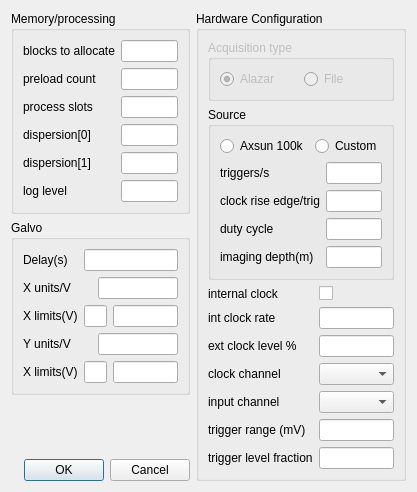
First picture: the form in VtxEngineParamsDialog.ui, repository djsperka/vortup, before the edit.
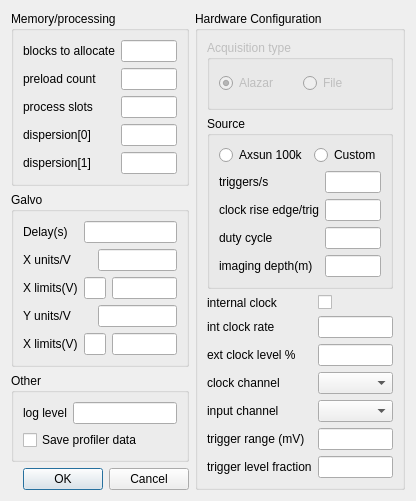
Second picture: the form after the edit.

Commit message: Can save either ascans or spectra. Attempts to save everything, and buffer underflow occurs when saving spectra. Add checkbox for saving profiler data to "Etc" dialog.

What changed in the file:
```diff
--- a/VtxEngineParamsDialog.ui
+++ b/VtxEngineParamsDialog.ui
@@ -6,8 +6,8 @@
    <rect>
     <x>0</x>
     <y>0</y>
-    <width>417</width>
-    <height>467</height>
+    <width>416</width>
+    <height>457</height>
    </rect>
   </property>
   <property name="windowTitle">
@@ -62,9 +62,6 @@
         <item row="3" column="1">
          <widget class="QLineEdit" name="lineEditDispersion0"/>
         </item>
-        <item row="4" column="1">
-         <widget class="QLineEdit" name="lineEditDispersion1"/>
-        </item>
         <item row="4" column="0">
          <widget class="QLabel" name="label_27">
           <property name="text">
@@ -72,15 +69,8 @@
           </property>
          </widget>
         </item>
-        <item row="5" column="0">
-         <widget class="QLabel" name="label_28">
-          <property name="text">
-           <string>log level</string>
-          </property>
-         </widget>
-        </item>
-        <item row="5" column="1">
-         <widget class="QLineEdit" name="lineEditLogLevel"/>
+        <item row="4" column="1">
+         <widget class="QLineEdit" name="lineEditDispersion1"/>
         </item>
        </layout>
       </widget>
@@ -158,6 +148,32 @@
        </layout>
       </widget>
      </item>
+     <item>
+      <widget class="QGroupBox" name="groupBox_2">
+       <property name="title">
+        <string>Other</string>
+       </property>
+       <layout class="QGridLayout" name="gridLayout_2">
+        <item row="0" column="0">
+         <widget class="QLabel" name="label_28">
+          <property name="text">
+           <string>log level</string>
+          </property>
+         </widget>
+        </item>
+        <item row="0" column="1">
+         <widget class="QLineEdit" name="lineEditLogLevel"/>
+        </item>
+        <item row="1" column="0" colspan="2">
+         <widget class="QCheckBox" name="cbSaveProfilerData">
+          <property name="text">
+           <string>Save profiler data</string>
+          </property>
+         </widget>
+        </item>
+       </layout>
+      </widget>
+     </item>
      <item>
       <spacer name="verticalSpacer">
        <property name="orientation">
```
The commit also changes 6 other files.
